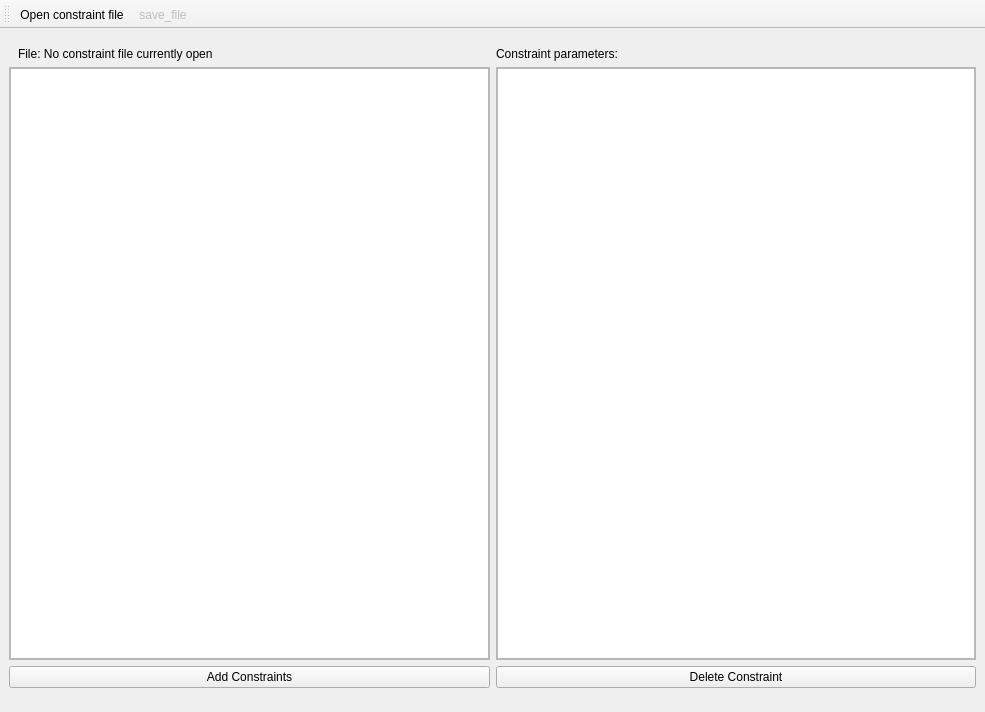
Qt form qt/configuration_window/mainwindow.ui (Adorno-Lab/robot_constraint_editor) before a commit.
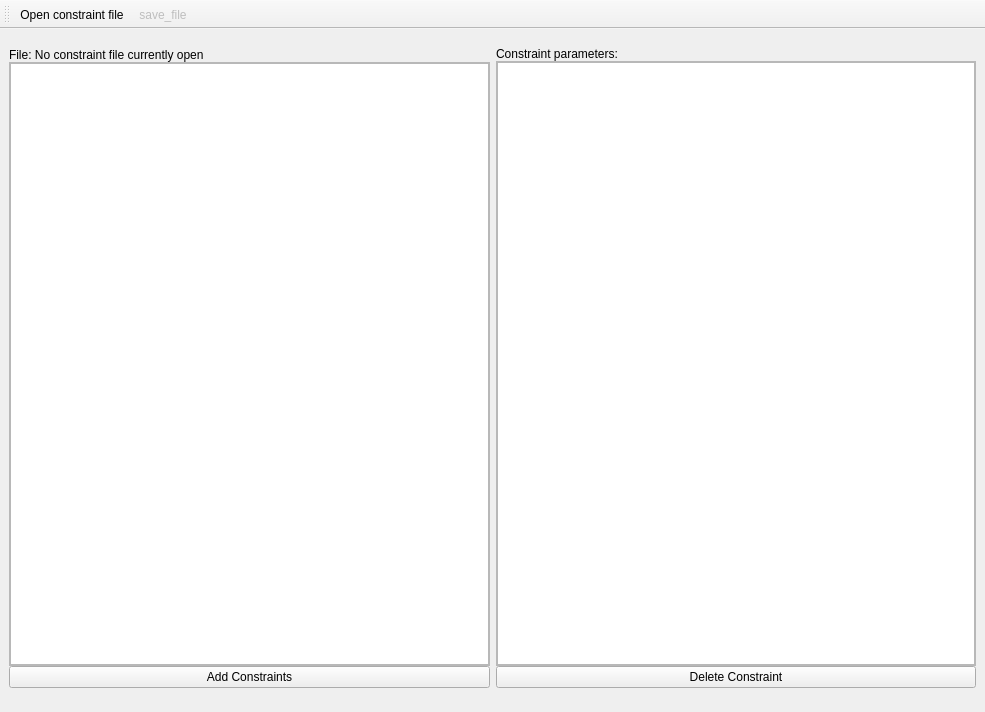
The same form after that commit. Icons and pictures are not drawn.

Commit message: [CMakeLists.txt, mainwindow.h, mainwindow.ui, openconstraintfiledialog.cpp, openconstraintfiledialog.h, openconstraintfiledialog.ui, mainwindow.cpp] Updated CMakeLists.txt to add in constraint editor dependencies. Added signal-slot connection between open-file dialog and Main window to pass validated file path. Minor visual changes to open-file dialog. Added label updates in main window on file select and fixed label overrun issues.Added disabling of main window while open-file dialog is open.

What changed in the file:
```diff
--- a/qt/configuration_window/mainwindow.ui
+++ b/qt/configuration_window/mainwindow.ui
@@ -15,32 +15,6 @@
   </property>
   <widget class="QWidget" name="centralwidget">
    <layout class="QVBoxLayout" name="verticalLayout">
-    <item>
-     <widget class="QWidget" name="widget" native="true">
-      <property name="enabled">
-       <bool>true</bool>
-      </property>
-      <layout class="QHBoxLayout" name="horizontalLayout">
-       <property name="bottomMargin">
-        <number>0</number>
-       </property>
-       <item>
-        <widget class="QLabel" name="constraint_file_label">
-         <property name="text">
-          <string>File: No constraint file currently open</string>
-         </property>
-        </widget>
-       </item>
-       <item>
-        <widget class="QLabel" name="constraint_parameters_label">
-         <property name="text">
-          <string>Constraint parameters:</string>
-         </property>
-        </widget>
-       </item>
-      </layout>
-     </widget>
-    </item>
     <item>
      <widget class="QWidget" name="constraint_widget" native="true">
       <layout class="QHBoxLayout" name="horizontalLayout_2">
@@ -62,11 +36,14 @@
        <item>
         <widget class="QWidget" name="Constraint_select_widget" native="true">
          <layout class="QVBoxLayout" name="verticalLayout_5">
+          <property name="spacing">
+           <number>0</number>
+          </property>
           <property name="leftMargin">
            <number>0</number>
           </property>
           <property name="topMargin">
-           <number>0</number>
+           <number>10</number>
           </property>
           <property name="rightMargin">
            <number>0</number>
@@ -74,6 +51,16 @@
           <property name="bottomMargin">
            <number>0</number>
           </property>
+          <item>
+           <widget class="QLabel" name="constraint_file_label">
+            <property name="text">
+             <string>File: No constraint file currently open</string>
+            </property>
+            <property name="wordWrap">
+             <bool>true</bool>
+            </property>
+           </widget>
+          </item>
           <item>
            <widget class="QScrollArea" name="constraint_select_scrollArea">
             <property name="widgetResizable">
@@ -85,7 +72,7 @@
                <x>0</x>
                <y>0</y>
                <width>479</width>
-               <height>579</height>
+               <height>590</height>
               </rect>
              </property>
              <layout class="QVBoxLayout" name="verticalLayout_3">
@@ -136,11 +123,14 @@
           <bool>false</bool>
          </property>
          <layout class="QVBoxLayout" name="verticalLayout_2">
+          <property name="spacing">
+           <number>0</number>
+          </property>
           <property name="leftMargin">
            <number>0</number>
           </property>
           <property name="topMargin">
-           <number>0</number>
+           <number>9</number>
           </property>
           <property name="rightMargin">
            <number>0</number>
@@ -148,6 +138,13 @@
           <property name="bottomMargin">
            <number>0</number>
           </property>
+          <item>
+           <widget class="QLabel" name="constraint_parameters_label">
+            <property name="text">
+             <string>Constraint parameters:</string>
+            </property>
+           </widget>
+          </item>
           <item>
            <widget class="QScrollArea" name="constraint_edit_scrollArea">
             <property name="widgetResizable">
@@ -159,7 +156,7 @@
                <x>0</x>
                <y>0</y>
                <width>478</width>
-               <height>579</height>
+               <height>591</height>
               </rect>
              </property>
              <layout class="QVBoxLayout" name="verticalLayout_4">
```
The commit also changes 6 other files.
